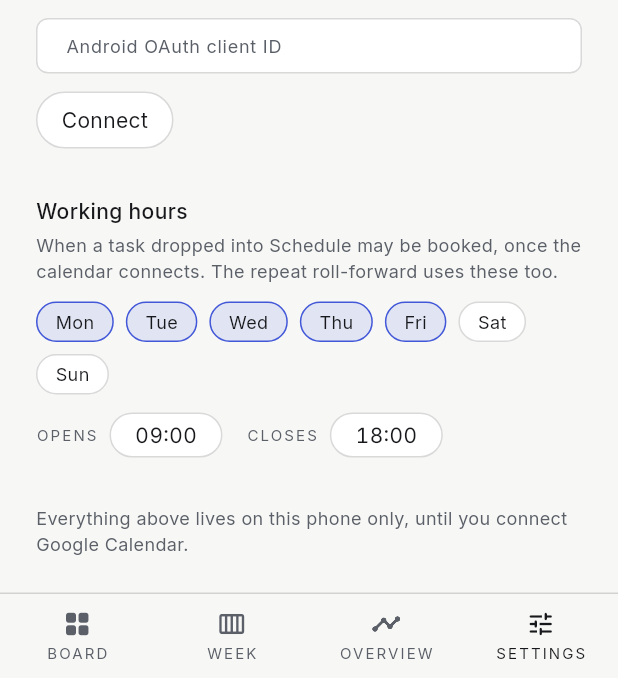
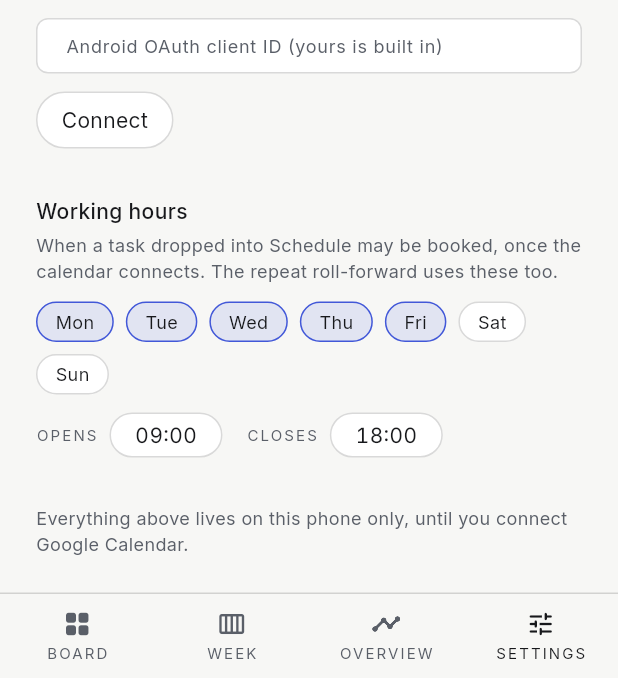
Before and after one commit to alihdrndm/threshold-mobile, a Flutter app: the screen it shows after launch, item 4 of the bottom bar chosen, scrolled down 191 dp, on a phone screen of 412 x 824 dp, the part 558-1236 px from its top. Run offline on Flutter 3.47's test engine with Material 3 defaults, Android fonts, the phone set to English and light mode, and no system bars; our stand-ins replace drift, drift_flutter, flutter_riverpod, flutter_secure_storage, go_router; missing offline and left inert: flutter_appauth; accounts and stored records are empty; generated files the repository leaves out were written again.

Commit message:
Wire the user's Android OAuth client
The reversed client id becomes the AppAuth redirect scheme, and the id
itself ships as the built-in default - public by design for installed
apps, and nobody should have to type 70 characters on a phone keyboard.
The Settings field still overrides it.

```diff
--- /dev/null
+++ b/lib/core/google/client_config.dart
@@ -0,0 +1,6 @@
+/// The user's own Android OAuth client id — public by nature for installed
+/// apps (there is no secret; the redirect is bound to this app's package
+/// name and signing certificate). Baked in as the default so nobody has to
+/// type it on a phone keyboard; the Settings field can still override it.
+const kDefaultGoogleClientId =
+    '594332838822-ojgntdq9r56dcnla2lrkgoch8i42mk87.apps.googleusercontent.com';
--- a/lib/features/settings/presentation/settings_screen.dart
+++ b/lib/features/settings/presentation/settings_screen.dart
@@ -141,7 +141,7 @@ class _GoogleSectionState extends ConsumerState<_GoogleSection> {
             controller: _clientId,
             style: AppTypography.caption.copyWith(color: c.ink),
             decoration: InputDecoration(
-              hintText: 'Android OAuth client ID',
+              hintText: 'Android OAuth client ID (yours is built in)',
               hintStyle:
                   AppTypography.caption.copyWith(color: c.inkMuted),
               isDense: true,
```
Also changed, not shown: lib/features/calendar_sync/presentation/sync_providers.dart (+3 -4 lines), 1 other file.
